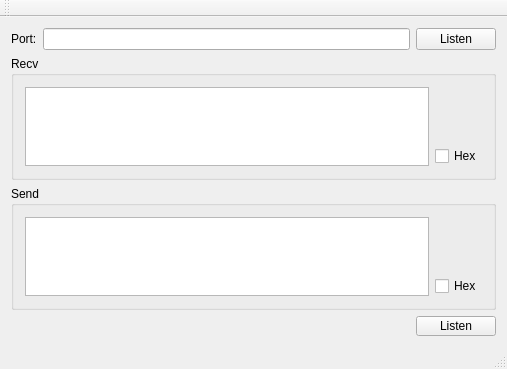
Before: the Qt Designer form mainwindow.ui in freudshow/qsvr, drawn with Qt 5.
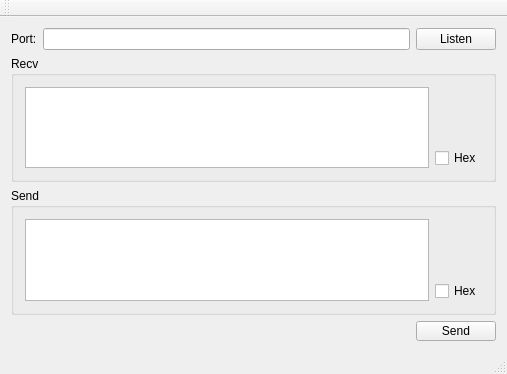
After: the same form once the commit is applied.

Commit message: send hex string

Patch:
```diff
--- a/mainwindow.ui
+++ b/mainwindow.ui
@@ -7,7 +7,7 @@
     <x>0</x>
     <y>0</y>
     <width>507</width>
-    <height>369</height>
+    <height>374</height>
    </rect>
   </property>
   <property name="windowTitle">
@@ -132,7 +132,7 @@
          </size>
         </property>
         <property name="text">
-         <string>Listen</string>
+         <string>Send</string>
         </property>
        </widget>
       </item>
```
Left out of the diff: 2 changed lines with no effect on the pictures. The commit also changes 5 other files.
